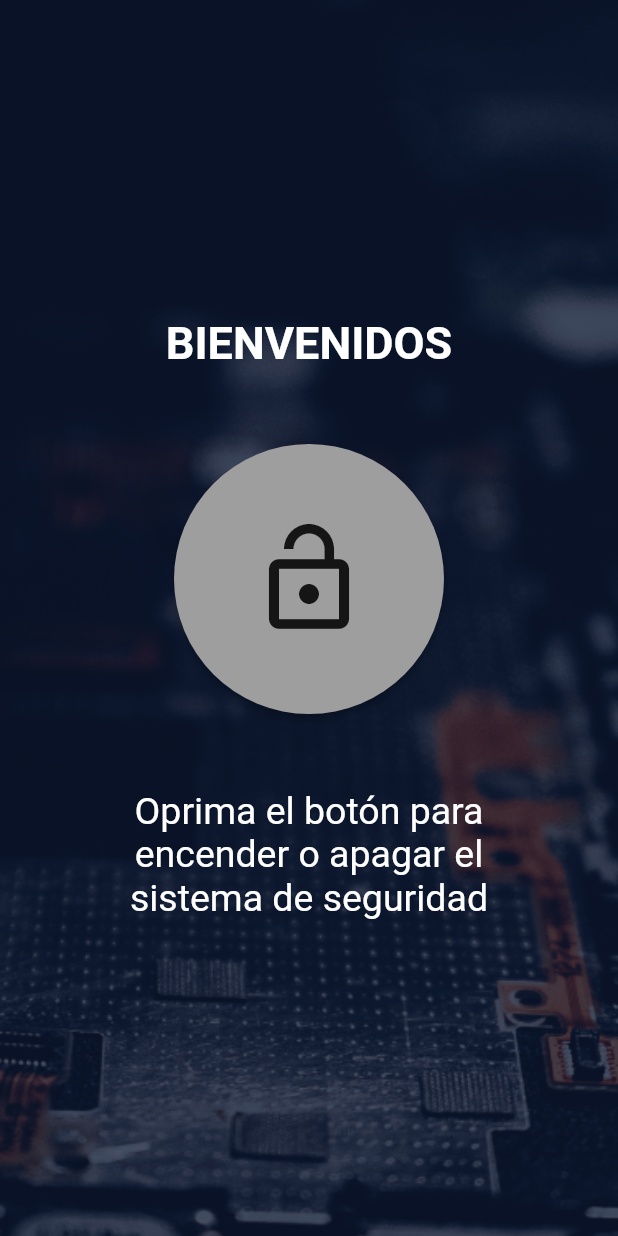
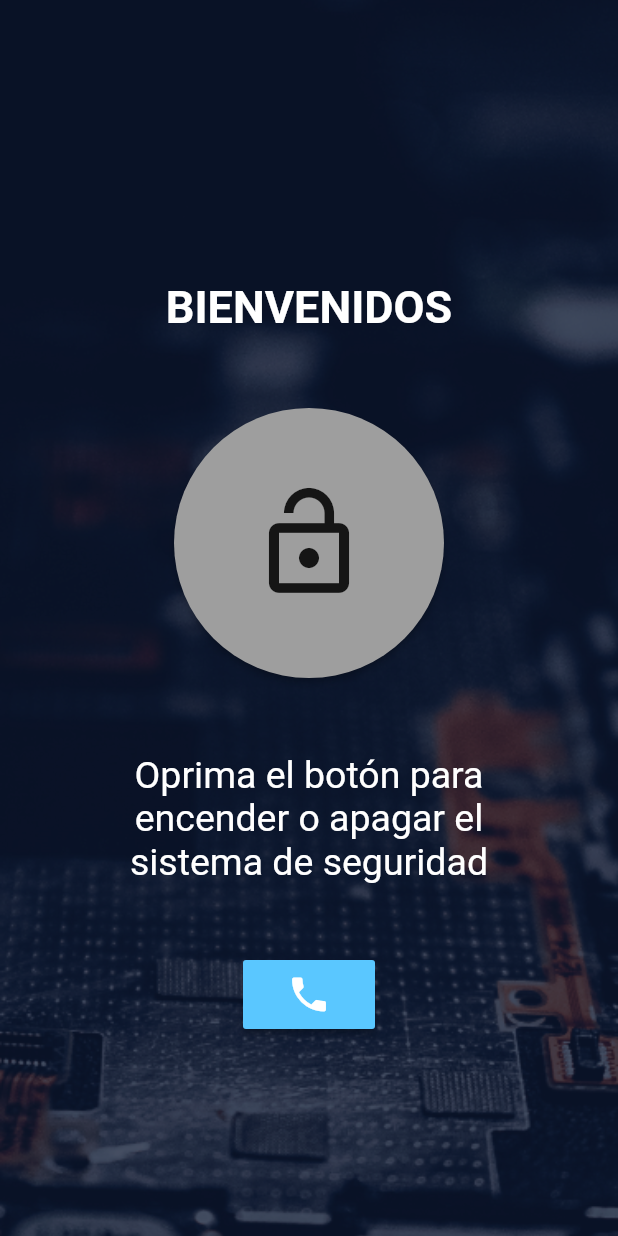
Before and after one commit to PedroHigueraG/SecurityApp, a Flutter app: the PrincipalPage screen opened directly, on a phone screen of 412 x 824 dp. Run offline on Flutter 3.47's test engine with Material 2 defaults, Android fonts, the phone set to English and light mode, and no system bars; our stand-ins replace firebase_core, firebase_messaging, flutter_dotenv, flutter_local_notifications, shared_preferences; accounts and stored records are empty.

Commit message:
Cambios casi finales

```diff
--- a/lib/pages/userPages/principalPage.dart
+++ b/lib/pages/userPages/principalPage.dart
@@ -1,9 +1,13 @@
 import 'package:flutter/material.dart';
 import 'package:security_app/pages/startPage.dart';
+import 'package:url_launcher/url_launcher.dart';
 
 Color botonPrincipal = new Color(0xff9e9e9e);
 bool statusBoton = false;
-Icon iconoBoton = new Icon(Icons.lock_open, size: 80,);
+Icon iconoBoton = new Icon(
+  Icons.lock_open,
+  size: 80,
+);
 
 class PrincipalPage extends StatefulWidget {
   PrincipalPage({Key key}) : super(key: key);
@@ -47,19 +51,17 @@ class _PrincipalPageState extends State<PrincipalPage> {
                     setState(() {
                       if (statusBoton) {
                         botonPrincipal = new Color(0xff9e9e9e);
-                        iconoBoton = new Icon(Icons.lock_open,size: 80);
+                        iconoBoton = new Icon(Icons.lock_open, size: 80);
                         statusBoton = false;
                       } else {
                         botonPrincipal = azulClaro;
-                        iconoBoton = new Icon(Icons.lock_outline,size: 80);
+                        iconoBoton = new Icon(Icons.lock_outline, size: 80);
                         statusBoton = true;
                       }
                     });
                   },
                   child: Padding(
-                      padding: const EdgeInsets.all(50),
-                      child: iconoBoton
-                  ),
+                      padding: const EdgeInsets.all(50), child: iconoBoton),
                 ),
                 Center(
                   child: Padding(
@@ -67,10 +69,21 @@ class _PrincipalPageState extends State<PrincipalPage> {
                     child: Text(
                       'Oprima el botón para encender o apagar el sistema de seguridad',
                       textAlign: TextAlign.center,
-                      style: TextStyle(
-                        fontSize: 25,
-                        color: Colors.white
-                      ),
+                      style: TextStyle(fontSize: 25, color: Colors.white),
+                    ),
+                  ),
+                ),
+                MaterialButton(
+                  color: azulClaro,
+                  onPressed: () async {
+                    launch('tel://123');
+                  },
+                  child: Padding(
+                    padding: const EdgeInsets.all(8),
+                    child: Icon(
+                      Icons.phone,
+                      color: Colors.white,
+                      size: 30,
                     ),
                   ),
                 )
--- a/pubspec.yaml
+++ b/pubspec.yaml
@@ -33,6 +33,7 @@ dependencies:
     firebase_messaging: ^10.0.8
     flutter_local_notifications: ^9.0.0
     firebase_core: ^1.7.0
+    url_launcher: ^6.0.12
 
 dev_dependencies:
     flutter_test:
```
Also changed, not shown: pubspec.lock.
